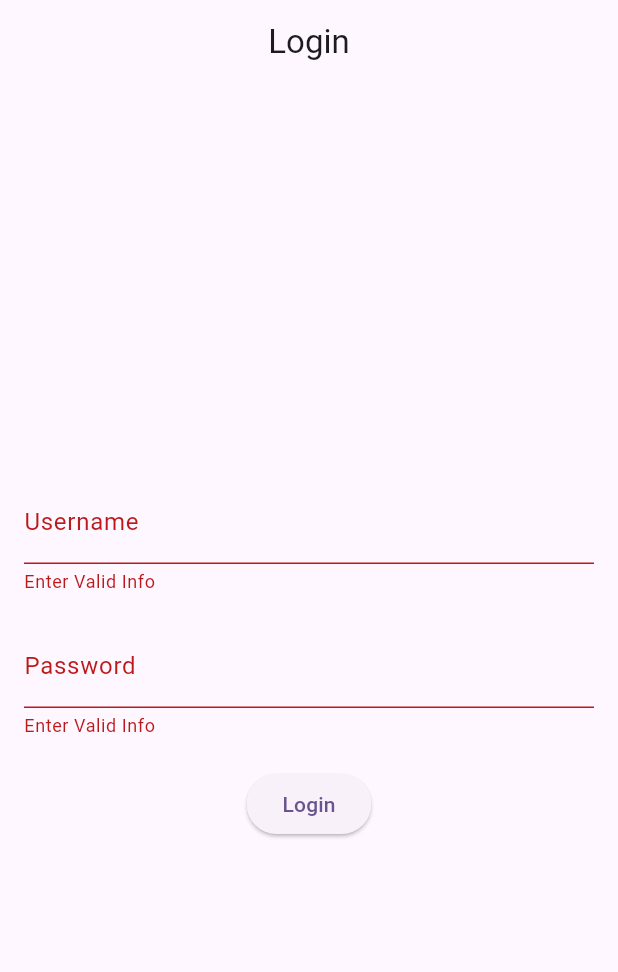
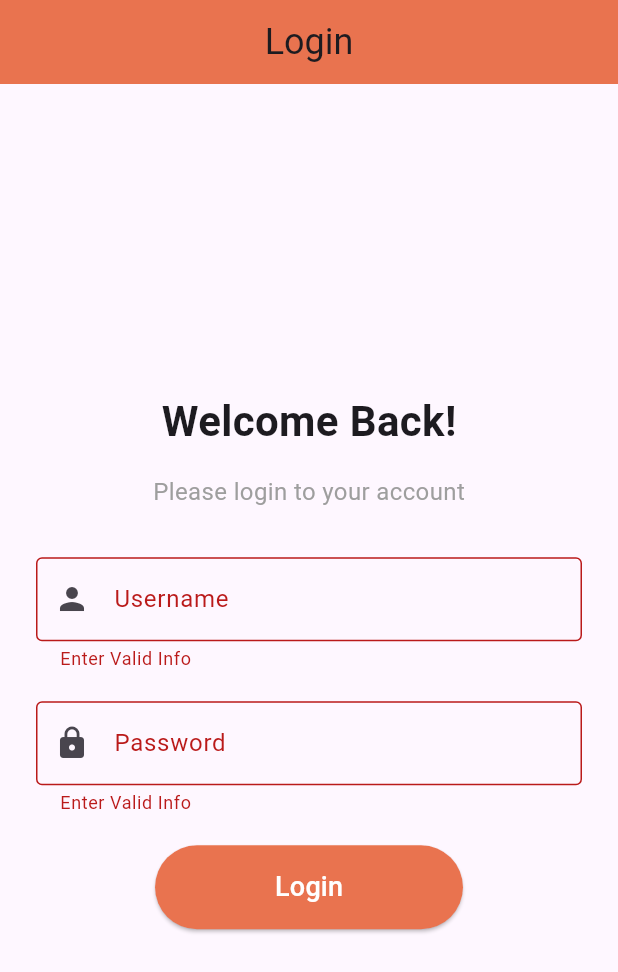
Before and after one commit to SarangSpin/WMSApp_new, a Flutter app: the screen it shows after launch, after a tap on "Login", on a phone screen of 412 x 824 dp. Shown: the top 972 px of the screen. Run offline on Flutter 3.47's test engine with Material 3 defaults, Android fonts, the light colour scheme and no system bars; our stand-ins replace carousel_slider, image_picker, jwt_decoder, shared_preferences; missing offline and left inert: insta_image_viewer.

Commit message:
Login and manager page UI changed

```diff
--- a/lib/login.dart
+++ b/lib/login.dart
@@ -3,57 +3,87 @@
 import 'package:flutter/material.dart';
 import 'package:http/http.dart' as http;
 import 'dart:convert';
-
 import 'package:shared_preferences/shared_preferences.dart';
-
 import 'package:wms_new/manager.dart';
 import 'package:wms_new/vendor.dart';
 
-
-
 class LoginPage extends StatefulWidget {
-
   const LoginPage({super.key});
 
-
-
   @override
-  // ignore: library_private_types_in_public_api
   State<LoginPage> createState() => _LoginPageState();
 }
 
 class _LoginPageState extends State<LoginPage> {
-  // final TextEditingController usernameController = TextEditingController();
-  // final TextEditingController passwordController = TextEditingController();
+  TextEditingController usernameController = TextEditingController();
+  TextEditingController passwordController = TextEditingController();
+  bool _isNotValidate = false;
+  late SharedPreferences prefs;
 
-  // void _login() async {
-  //   final String username = usernameController.text;
-  //   final String password = passwordController.text;
+  @override
+  void initState() {
+    super.initState();
+    initSharedPref();
+  }
 
-  //   // Define your server URL for the POST request
-  //   const String apiUrl = 'http://153.92.5.199:5000/applogin';
+  void initSharedPref() async {
+    prefs = await SharedPreferences.getInstance();
+  }
 
-  //   final response = await http.post(
-  //     Uri.parse(apiUrl),
-  //     body: jsonEncode({'username': username, 'password': password}),
-  //     headers: {'Content-Type': 'application/json'},
-  //   );
+  String login = 'http://153.92.5.199:5000/applogin';
 
-  //   if (response.statusCode == 200) {
-  //     // Login successful, navigate to home page
-  //     Navigator.of(context).pushReplacement(MaterialPageRoute(
-  //       builder: (context) => HomePage(),
-  //     ));
-  //   } else {
-  //     // Handle login error (e.g., show an error message)
-  //     // ignore: use_build_context_synchronously
-  //     ScaffoldMessenger.of(context).showSnackBar(
-  //       const SnackBar(
-  //         content: Text('Login failed. Please try again.'),
-  //       ),
-  //     );
-  //   }
-  // }
+  void loginUser() async {
+    if (usernameController.text.isNotEmpty && passwordController.text.isNotEmpty) {
+      var reqBody = {
+        "username": usernameController.text,
+        "password": passwordController.text
+      };
+
+      var response = await http.post(
+        Uri.parse(login),
+        headers: {"Content-Type": "application/json"},
+        body: jsonEncode(reqBody),
+      );
+
+      var jsonResponse = jsonDecode(response.body);
+      if (jsonResponse['status'] && jsonResponse['designation'] == "osm") {
+        var myToken = jsonResponse['token'];
+        prefs.setString('token', myToken);
+        prefs.setString('designation', jsonResponse['designation']);
+        prefs.setString('user', jsonResponse['user']);
+
+        Navigator.pushAndRemoveUntil(
+          context,
+          MaterialPageRoute(
+            builder: (context) => Manager(
+              token: myToken,
+              manager: jsonResponse['user'],
+            ),
+          ),
+          (Route<dynamic> route) => false,
+        );
+      } else if (jsonResponse['status'] && jsonResponse['designation'] == "vendor") {
+        var myToken = jsonResponse['token'];
+        prefs.setString('token', myToken);
+        Navigator.pushAndRemoveUntil(
+          context,
+          MaterialPageRoute(
+            builder: (context) => Vendor(
+              token: myToken,
+              vendor: jsonResponse['user'],
+            ),
+          ),
+          (Route<dynamic> route) => false,
+        );
+      } else {
+        _showMyDialog();
+      }
+    } else {
+      setState(() {
+        _isNotValidate = true;
+      });
+    }
+  }
 
   Future<void> _showMyDialog({String type = 'Alert', String message = 'Error occurred'}) async {
     return showDialog<void>(
@@ -61,9 +91,9 @@ class _LoginPageState extends State<LoginPage> {
       barrierDismissible: false, // user must tap button!
       builder: (BuildContext context) {
         return AlertDialog(
-        title:  Text(type),
-        content:  SingleChildScrollView(
-          child: Text(message)
+          title: Text(type),
+          content: SingleChildScrollView(
+            child: Text(message),
           ),
           actions: <Widget>[
             TextButton(
@@ -84,9 +114,9 @@ class _LoginPageState extends State<LoginPage> {
       barrierDismissible: false, // user must tap button!
       builder: (BuildContext context) {
         return AlertDialog(
-        title:  Text(type),
-        content:  SingleChildScrollView(
-          child: Text(message)
+          title: Text(type),
+          content: SingleChildScrollView(
+            child: Text(message),
           ),
           actions: <Widget>[
             TextButton(
@@ -101,99 +131,65 @@ class _LoginPageState extends State<LoginPage> {
     );
   }
 
- TextEditingController usernameController = TextEditingController();
-  TextEditingController passwordController = TextEditingController();
-  bool _isNotValidate = false;
-  late SharedPreferences prefs;
-
-
-  @override
-  void initState() {
-
-    super.initState();
-    initSharedPref();
-  }
-
-  void initSharedPref() async{
-
-    prefs = await SharedPreferences.getInstance();
-  }
-
-   String login = 'http://153.92.5.199:5000/applogin';
-
-  void loginUser() async{
-    if(usernameController.text.isNotEmpty && passwordController.text.isNotEmpty){
-
-      //_showTrueDialog();
-
-      var reqBody = {
-        "username":usernameController.text,
-        "password":passwordController.text
-      };
-
-      print(reqBody);
-      var response = await http.post(Uri.parse(login),
-          headers: {"Content-Type":"application/json"},
-          body: jsonEncode(reqBody)
-      );
-      //print(response);
-      var jsonResponse = jsonDecode(response.body);
-      if(jsonResponse['status'] && jsonResponse['designation'] == "osm"){
-
-          var myToken = jsonResponse['token'];
-          prefs.setString('token', myToken);
-          prefs.setString('designation', jsonResponse['designation']);
-          prefs.setString('user', jsonResponse['user']);
-
-
-
-          Navigator.pushAndRemoveUntil(context, MaterialPageRoute(builder: (context)=> Manager(token: myToken, manager: jsonResponse['user'],)), (Route<dynamic> route) => false,);
-      }else if(jsonResponse['status'] && jsonResponse['designation'] == "vendor"){
-          var myToken = jsonResponse['token'];
-          prefs.setString('token', myToken);
-          Navigator.pushAndRemoveUntil(context, MaterialPageRoute(builder: (context)=> Vendor(token: myToken, vendor: jsonResponse['user'])), (Route<dynamic> route) => false,);
-      }
-
-
-
-      else{
-        _showMyDialog();
-      }
-    }else{
-      setState(() {
-        _isNotValidate = true;
-      });
-      }
-  }
   @override
   Widget build(BuildContext context) {
     return Scaffold(
       appBar: AppBar(
         centerTitle: true,
-        title: const Text('Login'),
+        title: const Text('Login', style: TextStyle(fontSize: 24)),
+        backgroundColor: const Color.fromARGB(255, 233, 115, 79),
+        elevation: 0,
       ),
-      body: Padding(
-        padding: const EdgeInsets.all(16.0),
+      body: Center(
+        child: SingleChildScrollView(
+          padding: const EdgeInsets.symmetric(horizontal: 24.0),
           child: Column(
             mainAxisAlignment: MainAxisAlignment.center,
             children: <Widget>[
+              Text(
+                'Welcome Back!',
+                style: TextStyle(fontSize: 28, fontWeight: FontWeight.bold),
+              ),
+              SizedBox(height: 16),
+              Text(
+                'Please login to your account',
+                style: TextStyle(fontSize: 16, color: Colors.grey),
+              ),
+              SizedBox(height: 32),
               TextField(
                 controller: usernameController,
-              decoration: InputDecoration(labelText: 'Username',  errorText: _isNotValidate ? "Enter Valid Info" : null,),
+                decoration: InputDecoration(
+                  labelText: 'Username',
+                  border: OutlineInputBorder(),
+                  errorText: _isNotValidate ? "Enter Valid Info" : null,
+                  prefixIcon: Icon(Icons.person),
                 ),
-
+              ),
               SizedBox(height: 20),
               TextField(
                 controller: passwordController,
                 obscureText: true,
-              decoration: InputDecoration(labelText: 'Password',  errorText: _isNotValidate ? "Enter Valid Info" : null,),
+                decoration: InputDecoration(
+                  labelText: 'Password',
+                  border: OutlineInputBorder(),
+                  errorText: _isNotValidate ? "Enter Valid Info" : null,
+                  prefixIcon: Icon(Icons.lock),
+                ),
               ),
               SizedBox(height: 20),
               ElevatedButton(
                 onPressed: loginUser,
-              child: Text('Login'),
+                child: Text('Login', style: TextStyle(fontSize: 18, color: Colors.white)),
+                style: ElevatedButton.styleFrom(
+                  padding: EdgeInsets.symmetric(horizontal: 80, vertical: 15),
+                  backgroundColor: const Color.fromARGB(255, 233, 115, 79),
+                  shape: RoundedRectangleBorder(
+                    borderRadius: BorderRadius.circular(30.0),
+                  ),
+                ),
               ),
             ],
+          ),
         ),
       ),
     );
```
Also changed, not shown: lib/manager.dart (+122 -99 lines). Lines whose indentation alone changed are shown as unchanged.
